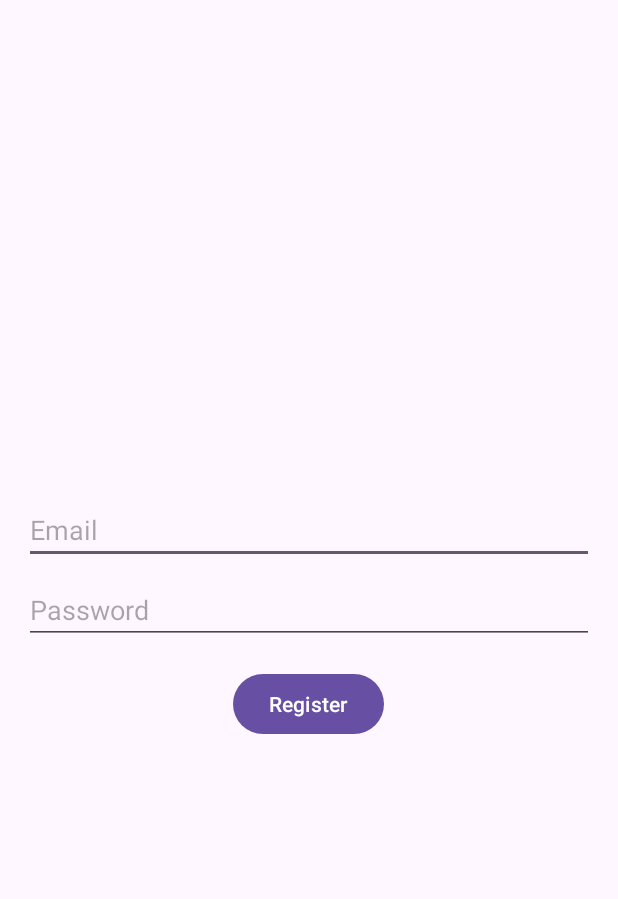
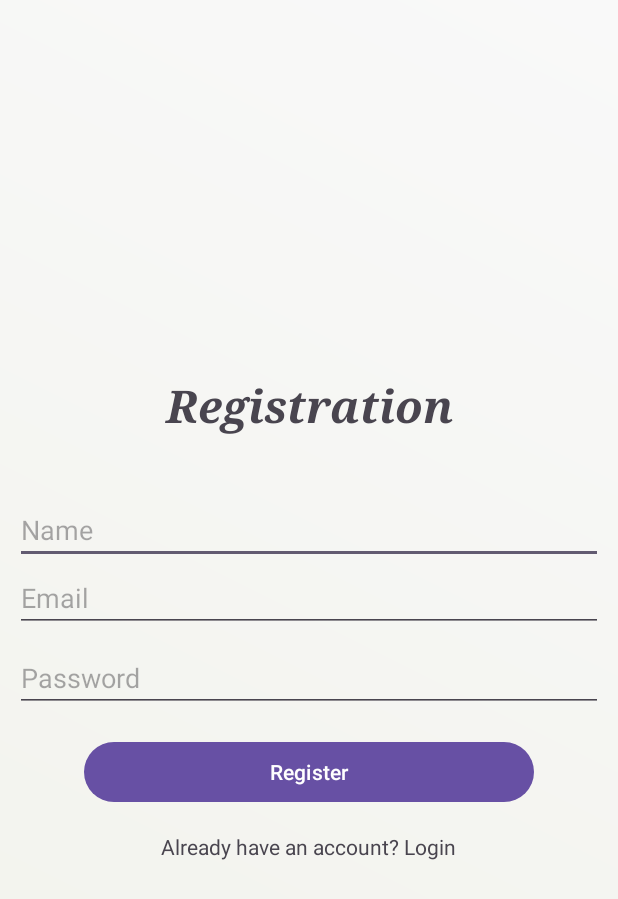
Before and after one commit to mohini17aug/ecommerce, an Android app: the SystemRegistration screen opened directly, with no data from a screen before it, on a phone screen of 412 x 824 dp. Shown: the top 899 px of the screen. Run offline under Robolectric (Android 15) with nearby library versions, the phone set to English and light mode, and no system bars.

Commit message:
adding changes

```diff
--- a/app/src/main/AndroidManifest.xml
+++ b/app/src/main/AndroidManifest.xml
@@ -6,7 +6,7 @@
         android:allowBackup="true"
         android:dataExtractionRules="@xml/data_extraction_rules"
         android:fullBackupContent="@xml/backup_rules"
-        android:icon="@mipmap/ic_launcher"
+        android:icon="@drawable/logo"
         android:label="@string/app_name"
         android:roundIcon="@mipmap/ic_launcher_round"
         android:supportsRtl="true"
--- a/app/src/main/java/com/example/firstapp/DashboardActivity.kt
+++ b/app/src/main/java/com/example/firstapp/DashboardActivity.kt
@@ -1,7 +1,9 @@
 package com.example.firstapp
 
+import android.content.Context
 import android.content.Intent
 import android.os.Bundle
+import android.widget.TextView
 import androidx.appcompat.app.AppCompatActivity
 import androidx.recyclerview.widget.LinearLayoutManager
 import androidx.recyclerview.widget.RecyclerView
@@ -17,7 +19,11 @@ class DashboardActivity : AppCompatActivity() {
         super.onCreate(savedInstanceState)
         setContentView(R.layout.activity_dashboard)
 
+        val sharedPref = getSharedPreferences("MyApp", Context.MODE_PRIVATE)
+        val name=sharedPref.getString("Name","user")
         recyclerView = findViewById(R.id.recyclerView)
+        val nameView=findViewById<TextView>(R.id.nameTextView)
+        nameView.text="Hello $name ! "
         recyclerView.layoutManager = LinearLayoutManager(this)
         val itemList = listOf( // Dummy data
             Item(1, "Female Fashion", "Description 1", R.drawable.femaleclothing),
--- a/app/src/main/java/com/example/firstapp/SystemRegistration.kt
+++ b/app/src/main/java/com/example/firstapp/SystemRegistration.kt
@@ -5,6 +5,7 @@ import android.content.Intent
 import android.os.Bundle
 import android.widget.Button
 import android.widget.EditText
+import android.widget.TextView
 import androidx.activity.enableEdgeToEdge
 import androidx.appcompat.app.AppCompatActivity
 import androidx.core.view.ViewCompat
@@ -18,20 +19,27 @@ class SystemRegistration : AppCompatActivity() {
         val emailEditText = findViewById<EditText>(R.id.editTextEmailRegister)
         val passwordEditText = findViewById<EditText>(R.id.editTextPasswordRegister)
         val registerButton = findViewById<Button>(R.id.buttonRegister)
+        val loginText = findViewById<TextView>(R.id.textViewLogin)
+        val nameEditText=findViewById<EditText>(R.id.editTextName)
 
         registerButton.setOnClickListener {
             val email = emailEditText.text.toString()
             val password = passwordEditText.text.toString()
+            val name= nameEditText.text.toString()
             val sharedPref = getSharedPreferences("MyApp", Context.MODE_PRIVATE)
             with(sharedPref.edit()) {
                 putString("RegisteredUsername", email)
                 putString("RegisteredPassword", password)
+                putString("Name",name)
                 apply()
             }
-
             val intent = Intent(this, SystemLogin::class.java)
 
             startActivity(intent)
         }
+        loginText.setOnClickListener {
+            val intent = Intent(this, SystemLogin::class.java)
+            startActivity(intent)
+        }
     }
 }
--- /dev/null
+++ b/app/src/main/res/drawable/gradient_background.xml
@@ -0,0 +1,8 @@
+<?xml version="1.0" encoding="utf-8"?>
+<shape xmlns:android="http://schemas.android.com/apk/res/android">
+    <gradient
+        android:startColor="#f1f2eb"
+        android:endColor="#f9f9f9"
+        android:type="linear"
+        android:angle="45"/>
+</shape>
--- a/app/src/main/res/layout/activity_detail.xml
+++ b/app/src/main/res/layout/activity_detail.xml
@@ -3,7 +3,8 @@
         android:layout_width="match_parent"
         android:layout_height="wrap_content"
         android:orientation="vertical"
-        android:padding="16dp">
+        android:padding="16dp"
+        android:background="@drawable/gradient_background">
 
     <androidx.recyclerview.widget.RecyclerView
         android:id="@+id/detailRecyclerView"
--- a/app/src/main/res/layout/activity_item.xml
+++ b/app/src/main/res/layout/activity_item.xml
@@ -4,7 +4,8 @@
     android:layout_width="match_parent"
     android:layout_height="wrap_content"
     android:orientation="horizontal"
-    android:padding="8dp">
+    android:padding="8dp"
+    android:background="@drawable/gradient_background">
 
     <ImageView
         android:id="@+id/product_image"
--- a/app/src/main/res/layout/activity_item_adapter.xml
+++ b/app/src/main/res/layout/activity_item_adapter.xml
@@ -3,7 +3,8 @@
     android:layout_width="match_parent"
     android:layout_height="wrap_content"
     android:orientation="horizontal"
-    android:padding="8dp">
+    android:padding="8dp"
+    android:background="@drawable/gradient_background">
 
     <ImageView
         android:id="@+id/itemImage"
@@ -24,7 +25,5 @@
             android:layout_height="wrap_content"
             android:text="@string/item_name"
             android:textSize="16sp" />
-
-
     </LinearLayout>
 </LinearLayout>
--- a/app/src/main/res/layout/activity_order_summary.xml
+++ b/app/src/main/res/layout/activity_order_summary.xml
@@ -4,7 +4,8 @@
     android:layout_width="match_parent"
     android:layout_height="match_parent"
     android:orientation="vertical"
-    android:padding="16dp">
+    android:padding="16dp"
+    android:background="@drawable/gradient_background">
 
     <TextView
         android:layout_width="wrap_content"
--- a/app/src/main/res/layout/activity_payment.xml
+++ b/app/src/main/res/layout/activity_payment.xml
@@ -5,7 +5,8 @@
     android:layout_height="match_parent"
     android:orientation="vertical"
     android:padding="16dp"
-    android:gravity="center">
+    android:gravity="center"
+    android:background="@drawable/gradient_background">
 
     <TextView
         android:id="@+id/textViewPrice"
--- a/app/src/main/res/layout/activity_splash.xml
+++ b/app/src/main/res/layout/activity_splash.xml
@@ -3,7 +3,7 @@
     xmlns:tools="http://schemas.android.com/tools"
     android:layout_width="match_parent"
     android:layout_height="match_parent"
-    android:background="@color/white"
+    android:background="#f1f2eb"
     tools:context=".SplashActivity">
 
     <ImageView
@@ -11,5 +11,5 @@
         android:layout_width="match_parent"
         android:layout_height="match_parent"
         android:contentDescription="@string/splashDescription"
-        android:src="@drawable/ecommerce" />
+        android:src="@drawable/logo" />
 </RelativeLayout>
--- a/app/src/main/res/layout/activity_system_registration.xml
+++ b/app/src/main/res/layout/activity_system_registration.xml
@@ -4,8 +4,27 @@
     android:layout_width="match_parent"
     android:layout_height="match_parent"
     android:orientation="vertical"
-    android:padding="16dp"
-    android:gravity="center">
+    android:padding="10dp"
+    android:gravity="center"
+    android:background="@drawable/gradient_background">
+
+    <TextView
+        android:id="@+id/textView"
+        android:layout_width="match_parent"
+        android:layout_height="wrap_content"
+        android:fontFamily="serif"
+        android:paddingBottom="40dp"
+        android:text="Registration"
+        android:textAlignment="center"
+        android:textSize="30dp"
+        android:textStyle="italic|bold" />
+
+    <EditText
+        android:id="@+id/editTextName"
+        android:layout_width="match_parent"
+        android:layout_height="wrap_content"
+        android:hint="Name"
+        android:inputType="textPersonName"/>
 
     <EditText
         android:id="@+id/editTextEmailRegister"
@@ -26,8 +45,17 @@
 
     <Button
         android:id="@+id/buttonRegister"
+        android:layout_width="300dp"
+        android:layout_height="wrap_content"
+        android:text="@string/prompt_register"
+        android:layout_marginTop="16dp" />
+    <TextView
+        android:id="@+id/textViewLogin"
         android:layout_width="wrap_content"
         android:layout_height="wrap_content"
-        android:text="@string/prompt_register"
+        android:text="Already have an account? Login"
         android:layout_marginTop="16dp"/>
+
+
+
 </LinearLayout>
--- a/app/src/main/res/layout/item_product.xml
+++ b/app/src/main/res/layout/item_product.xml
@@ -3,7 +3,8 @@
         android:layout_width="match_parent"
         android:layout_height="wrap_content"
         android:orientation="horizontal"
-        android:padding="8dp">
+        android:padding="8dp"
+        android:background="@drawable/gradient_background">
 
         <ImageView
             android:id="@+id/product_image"
```
Also changed, not shown: app/src/main/res/layout/activity_dashboard.xml (+13 -2 lines), app/src/main/res/layout/activity_system_login.xml (+13 -2 lines), app/src/main/res/drawable/logo.png (added).
